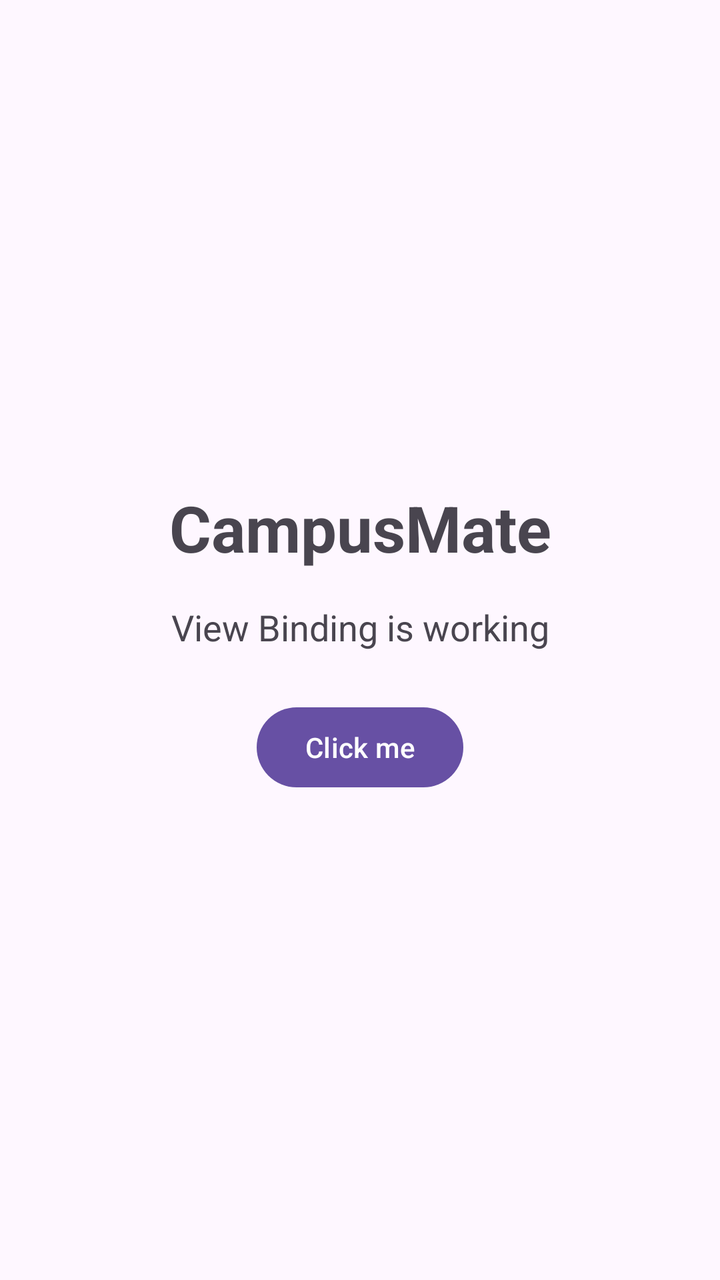
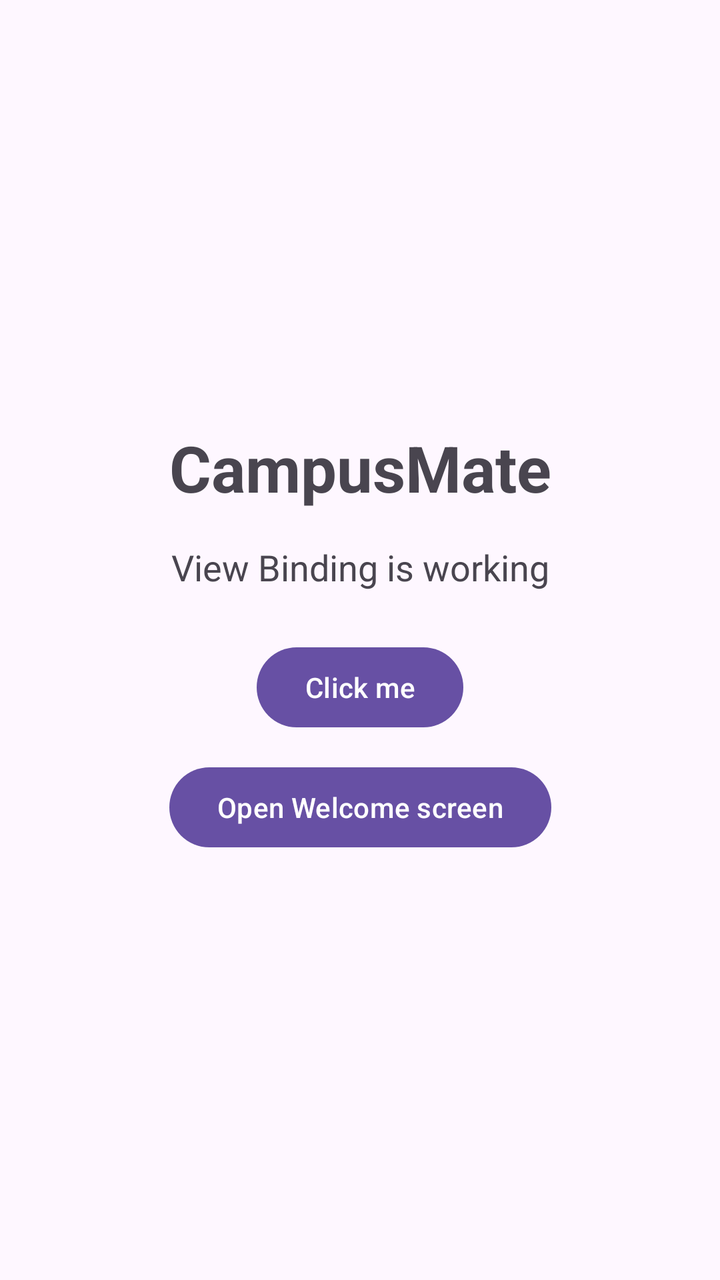

The first picture is an Android layout as it rendered before a commit; the second is the same layout after the commit. The layout source and the unified diff follow.
<!-- AndroidManifest.xml: application theme Theme.CampusMate -->
<!-- res/layout/activity_main.xml -->
<?xml version="1.0" encoding="utf-8"?>
<androidx.constraintlayout.widget.ConstraintLayout xmlns:android="http://schemas.android.com/apk/res/android"
    xmlns:app="http://schemas.android.com/apk/res-auto"
    xmlns:tools="http://schemas.android.com/tools"
    android:id="@+id/main"
    android:layout_width="match_parent"
    android:layout_height="match_parent"
    tools:context=".MainActivity">

    <TextView
        android:id="@+id/textTitle"
        android:layout_width="wrap_content"
        android:layout_height="wrap_content"
        android:text="CampusMate"
        android:textSize="32sp"
        android:textStyle="bold"
        app:layout_constraintBottom_toTopOf="@id/textStatus"
        app:layout_constraintEnd_toEndOf="parent"
        app:layout_constraintStart_toStartOf="parent"
        app:layout_constraintTop_toTopOf="parent"
        app:layout_constraintVertical_chainStyle="packed" />

    <TextView
        android:id="@+id/textStatus"
        android:layout_width="wrap_content"
        android:layout_height="wrap_content"
        android:layout_marginTop="16dp"
        android:text="View Binding is working"
        android:textSize="18sp"
        app:layout_constraintBottom_toTopOf="@id/buttonTest"
        app:layout_constraintEnd_toEndOf="parent"
        app:layout_constraintStart_toStartOf="parent"
        app:layout_constraintTop_toBottomOf="@id/textTitle" />

    <Button
        android:id="@+id/buttonTest"
        android:layout_width="wrap_content"
        android:layout_height="wrap_content"
        android:layout_marginTop="24dp"
        android:text="Click me"
        app:layout_constraintBottom_toBottomOf="parent"
        app:layout_constraintEnd_toEndOf="parent"
        app:layout_constraintStart_toStartOf="parent"
        app:layout_constraintTop_toBottomOf="@id/textStatus" />

</androidx.constraintlayout.widget.ConstraintLayout>
<!-- resources referenced by this layout -->
<resources>
  <style name="Theme.CampusMate" parent="Base.Theme.CampusMate" />
  <style name="Base.Theme.CampusMate" parent="Theme.Material3.DayNight.NoActionBar">
          
          
      </style>
</resources>

<!-- the commit's change to res/layout/activity_main.xml (unified diff, before → after) -->
@@ -5,7 +5,7 @@
     android:id="@+id/main"
     android:layout_width="match_parent"
     android:layout_height="match_parent"
-    tools:context=".MainActivity">
+    tools:context=".activities.MainActivity">
 
     <TextView
         android:id="@+id/textTitle"
@@ -38,9 +38,20 @@
         android:layout_height="wrap_content"
         android:layout_marginTop="24dp"
         android:text="Click me"
-        app:layout_constraintBottom_toBottomOf="parent"
+        app:layout_constraintBottom_toTopOf="@id/buttonOpenWelcome"
         app:layout_constraintEnd_toEndOf="parent"
         app:layout_constraintStart_toStartOf="parent"
         app:layout_constraintTop_toBottomOf="@id/textStatus" />
 
+    <Button
+        android:id="@+id/buttonOpenWelcome"
+        android:layout_width="wrap_content"
+        android:layout_height="wrap_content"
+        android:layout_marginTop="12dp"
+        android:text="Open Welcome screen"
+        app:layout_constraintBottom_toBottomOf="parent"
+        app:layout_constraintEnd_toEndOf="parent"
+        app:layout_constraintStart_toStartOf="parent"
+        app:layout_constraintTop_toBottomOf="@id/buttonTest" />
+
 </androidx.constraintlayout.widget.ConstraintLayout>
